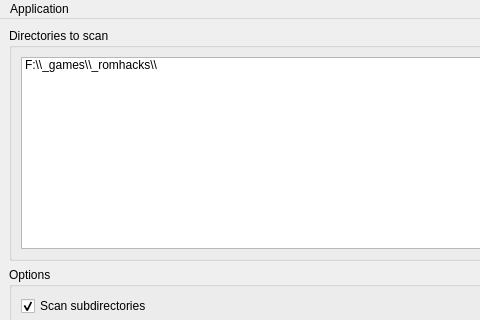
Above: OpenFileOrganizer.ui from robertpel83/FileOrganizer before the change; both pictures show x 0 to 480 and y 0 to 320 of the 1066 by 949 pixel window. Below: the same form after it.
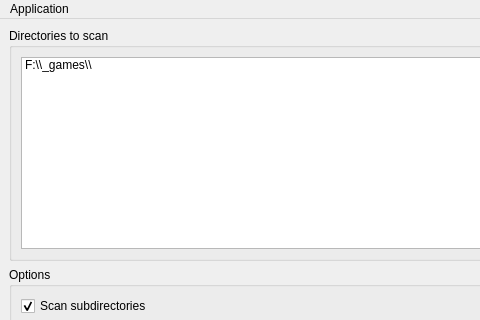
That is the form after the change.

Commit message: subdirs checkbox

What changed in the file:
```diff
--- a/OpenFileOrganizer.ui
+++ b/OpenFileOrganizer.ui
@@ -41,7 +41,7 @@
              </property>
              <item>
               <property name="text">
-               <string>F:\\_games\\_romhacks\\</string>
+               <string>F:\\_games\\</string>
               </property>
              </item>
             </widget>
```
The commit also changes 2 other files.
